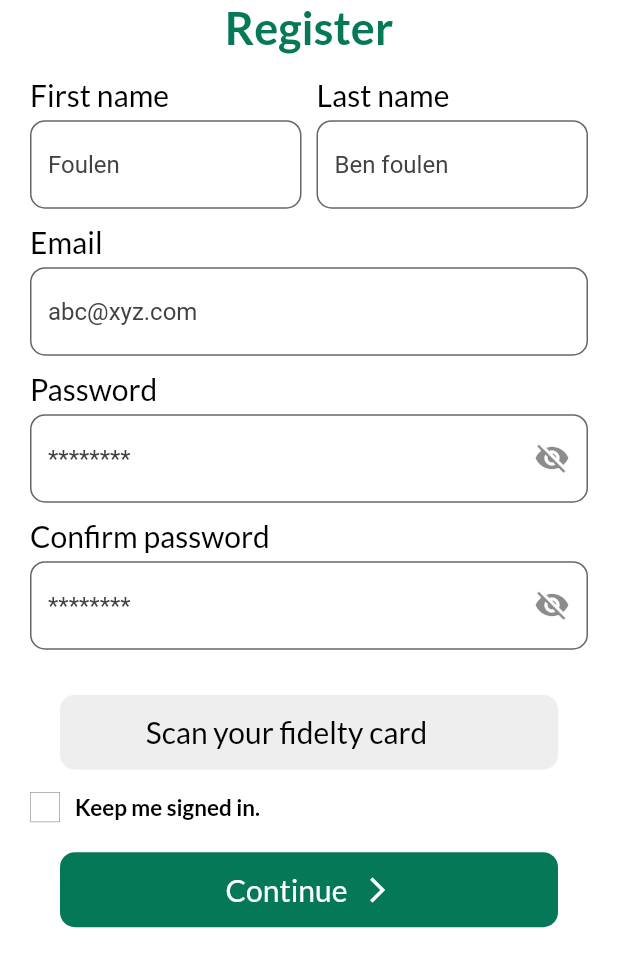
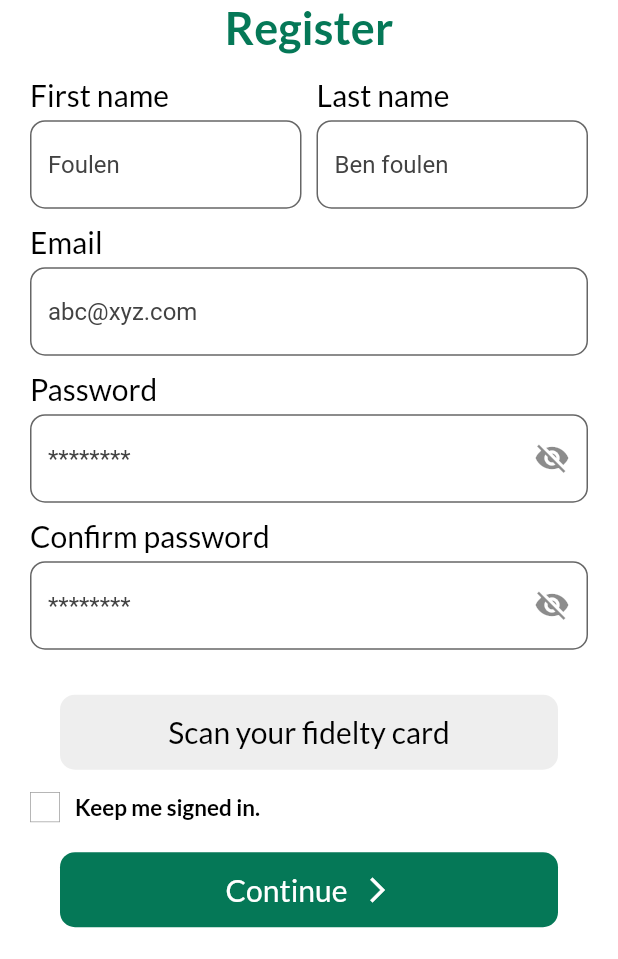
Before and after one commit to OussemaZaier/guidini, a Flutter app: the SignUp screen opened directly, on a phone screen of 412 x 824 dp, the part 277-1236 px from its top. Run offline on Flutter 3.47's test engine with Material 2 defaults, Android fonts, the phone set to English and light mode, and no system bars; generated files the repository leaves out were written again.

Commit message:
fix center main button

```diff
--- a/lib/Screens/Welcome/welcomeButton.dart
+++ b/lib/Screens/Welcome/welcomeButton.dart
@@ -36,16 +36,17 @@ class welcomeButton extends StatelessWidget {
                 fontFamily: 'Lato',
               ),
             ),
-            Visibility(
-                visible: icon != Null,
-                child: Padding(
+            if (icon != null)
+              Padding(
                 padding: const EdgeInsets.only(left: 10.0),
                 child: Icon(
                   icon,
                   color: txtColor,
                   size: 20.0,
                 ),
-                ))
+              )
+            else
+              SizedBox(),
           ],
         ),
       ),
--- a/lib/Screens/Welcome/welcomeButtonNoIcon.dart
+++ /dev/null
@@ -1,54 +0,0 @@
-import 'package:flutter/material.dart';
-import 'package:guidini/utils/constants.dart';
-
-class welcomeButton extends StatelessWidget {
-  welcomeButton({
-    Key? key,
-    required this.text,
-    required this.fct,
-    this.icon,
-    required this.bgColor,
-    required this.txtColor,
-  }) : super(key: key);
-  String text;
-  IconData? icon;
-  VoidCallback fct;
-  Color bgColor;
-  Color txtColor;
-  @override
-  Widget build(BuildContext context) {
-    return InkWell(
-      onTap: fct,
-      child: Container(
-        height: 50,
-        margin: EdgeInsets.only(top: 20.0, left: 20.0, right: 20.0),
-        decoration: BoxDecoration(
-            color: bgColor, borderRadius: BorderRadius.circular(10)),
-        child: Row(
-          mainAxisAlignment: MainAxisAlignment.center,
-          crossAxisAlignment: CrossAxisAlignment.center,
-          children: [
-            Text(
-              text,
-              style: TextStyle(
-                fontSize: 20,
-                color: txtColor,
-                fontFamily: 'Lato',
-              ),
-            ),
-            Visibility(
-                visible: icon != Null,
-                child: Padding(
-                  padding: const EdgeInsets.only(left: 10.0),
-                  child: Icon(
-                    icon,
-                    color: txtColor,
-                    size: 20.0,
-                  ),
-                ))
-          ],
-        ),
-      ),
-    );
-  }
-}
```
Also changed, not shown: lib/Screens/InventoryScan/main.dart (added, +12 -0 lines). Lines whose indentation alone changed are shown as unchanged.
